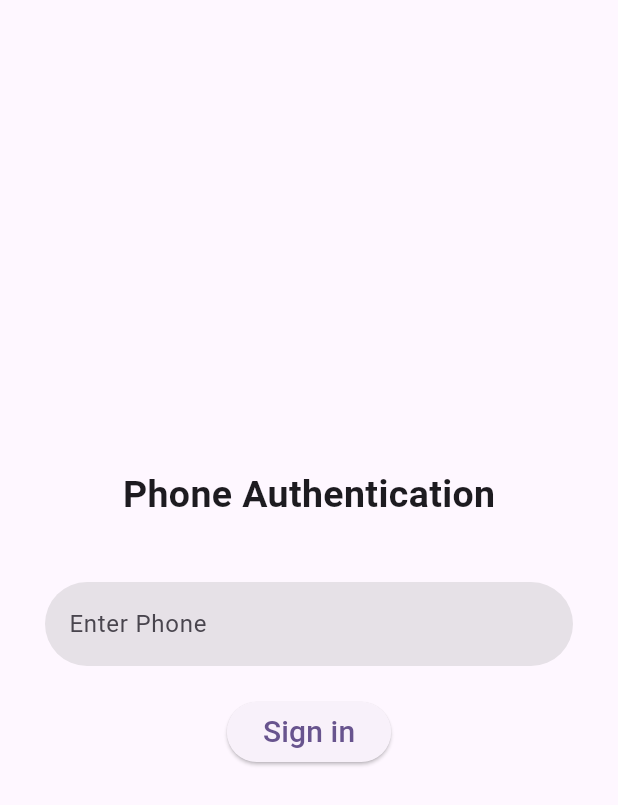
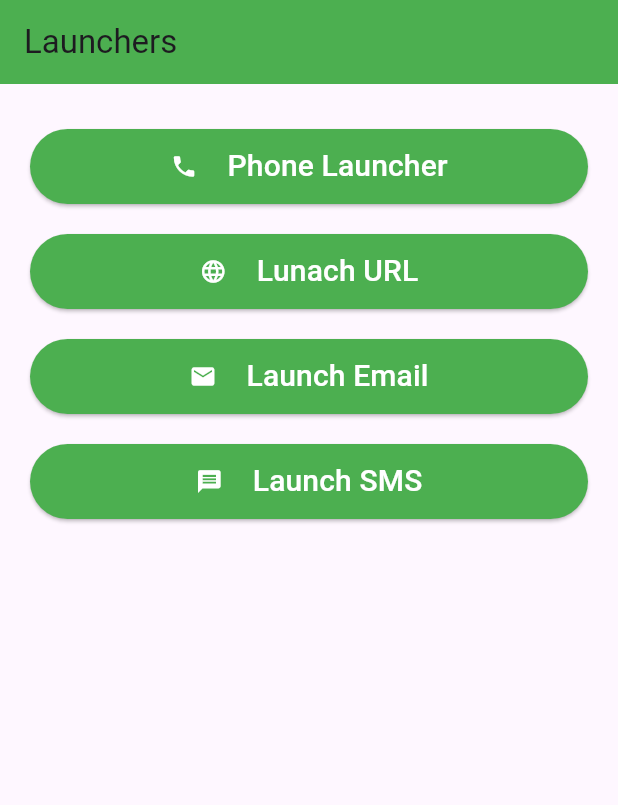
Before and after one commit to jay-java/Flutter-TTS-5-00, a Flutter app: the screen it shows after launch, on a phone screen of 412 x 824 dp. Shown: the top 805 px of the screen. Run offline on Flutter 3.47's test engine with Material 3 defaults, Android fonts, the light colour scheme and no system bars; our stand-ins replace cloud_firestore, firebase_auth, firebase_core, fluttertoast, google_sign_in and 2 more; missing offline and left inert: dart:ffi; accounts and stored records are empty.

Commit message:
launcher state management

```diff
--- /dev/null
+++ b/phone_auth/lib/launcher.dart
@@ -0,0 +1,93 @@
+import 'package:flutter/material.dart';
+import 'dart:io';
+import 'package:url_launcher/url_launcher.dart' as launcher;
+
+class MyLauncher extends StatefulWidget {
+  const MyLauncher({super.key});
+
+  @override
+  State<MyLauncher> createState() => _MyLauncherState();
+}
+
+class _MyLauncherState extends State<MyLauncher> {
+  @override
+  Widget build(BuildContext context) {
+    return Scaffold(
+      appBar: AppBar(
+        title: Text('Launchers'),
+        backgroundColor: Colors.green,
+      ),
+      body: SingleChildScrollView(
+        padding: EdgeInsets.all(20),
+        child: Column(
+          children: [
+            launcherButtons(
+              title: 'Phone Launcher',
+              icon: Icons.phone,
+              onPressed: () {
+                Uri uri = Uri.parse('tel:+919662261373');
+                launcher.launchUrl(uri);
+              },
+            ),
+            launcherButtons(
+              title: 'Lunach URL',
+              icon: Icons.language,
+              onPressed: () {
+                launcher.launchUrl(Uri.parse('https://pub.dev/'));
+              },
+            ),
+            launcherButtons(
+              title: 'Launch Email',
+              icon: Icons.email,
+              onPressed: () {
+                Uri uri = Uri.parse('mailto:');
+                launcher.launchUrl(uri);
+              },
+            ),
+            launcherButtons(
+              title: 'Launch SMS',
+              icon: Icons.message,
+              onPressed: () {
+                launcher.launchUrl(
+                  Uri.parse(
+                      'sms:9662261373${Platform.isAndroid ? '?' : '&'}body=hello this msg from flutter'),
+                );
+              },
+            )
+          ],
+        ),
+      ),
+    );
+  }
+
+  Widget launcherButtons(
+      {required String title,
+      required IconData icon,
+      required Function() onPressed}) {
+    return Container(
+      height: 50,
+      margin: EdgeInsets.symmetric(vertical: 10),
+      child: ElevatedButton(
+          style: ButtonStyle(
+            backgroundColor: MaterialStateProperty.all(Colors.green),
+          ),
+          onPressed: () {},
+          child: Row(
+            mainAxisAlignment: MainAxisAlignment.center,
+            children: [
+              Icon(
+                icon,
+                color: Colors.white,
+              ),
+              SizedBox(
+                width: 20,
+              ),
+              Text(
+                title,
+                style: TextStyle(color: Colors.white, fontSize: 20),
+              )
+            ],
+          )),
+    );
+  }
+}
--- a/phone_auth/lib/main.dart
+++ b/phone_auth/lib/main.dart
@@ -1,5 +1,6 @@
 import 'package:flutter/material.dart';
 
+import 'launcher.dart';
 import 'login_screen.dart';
 
 void main() {
@@ -34,7 +35,7 @@
         colorScheme: ColorScheme.fromSeed(seedColor: Colors.deepPurple),
         useMaterial3: true,
       ),
-      home: const LoginScreen(),
+      home: const MyLauncher(),
     );
   }
 }
--- a/phone_auth/pubspec.yaml
+++ b/phone_auth/pubspec.yaml
@@ -36,6 +36,7 @@
   cupertino_icons: ^1.0.8
   firebase_core: ^3.10.1
   firebase_auth: ^5.4.1
+  url_launcher: ^6.3.1
 
 dev_dependencies:
   flutter_test:
```
Also changed, not shown: state_mangement/analysis_options.yaml (added, +28 -0 lines), state_mangement/lib/counter_provider.dart (added, +11 -0 lines), state_mangement/lib/first.dart (added, +40 -0 lines), state_mangement/lib/main.dart (added, +18 -0 lines), state_mangement/lib/seond.dart (added, +38 -0 lines), state_mangement/pubspec.yaml (added, +90 -0 lines), phone_auth/pubspec.lock, state_mangement/pubspec.lock (added), 130 other files.
